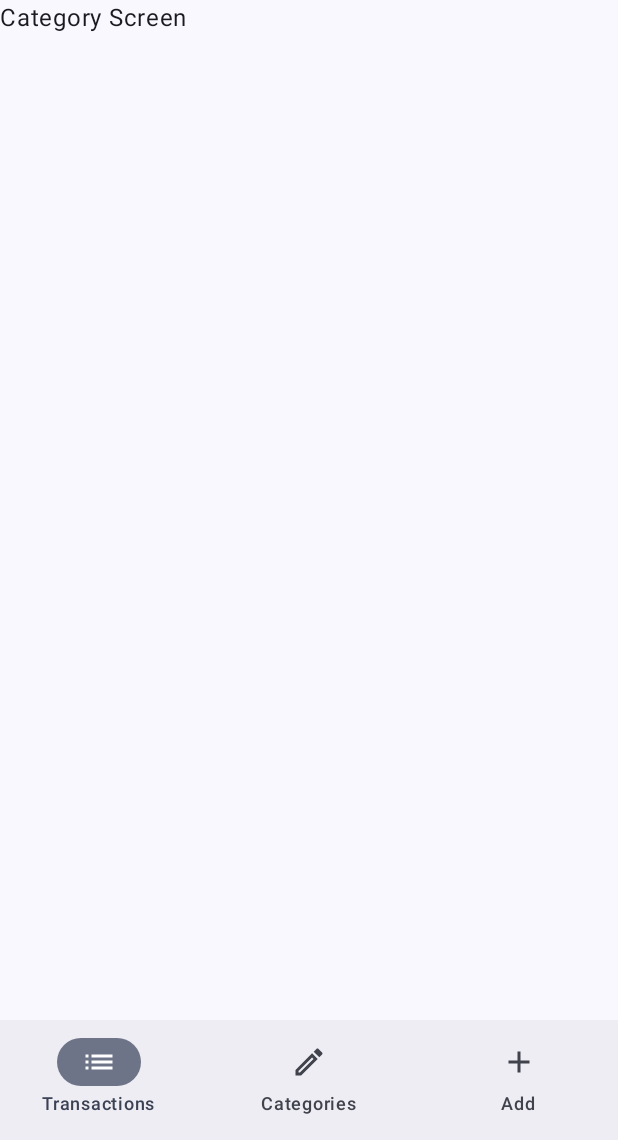
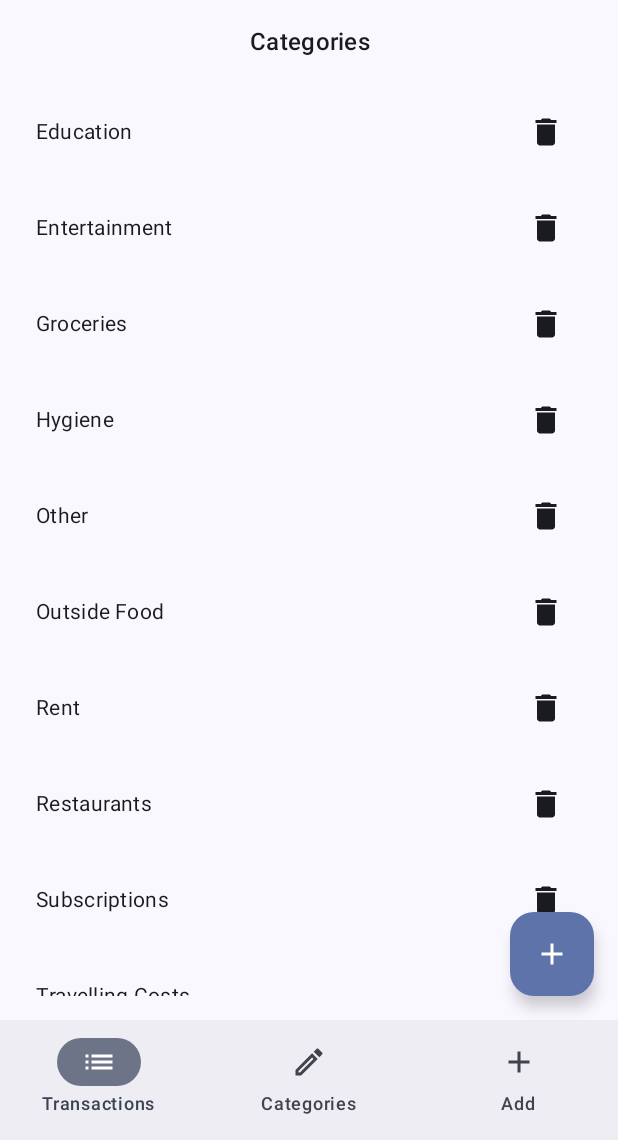
Before and after one commit to arriyam/SpendWiseAndroid, an Android app built with Jetpack Compose: the CategoryScreen screen opened through its navigation route, on a phone screen of 412 x 824 dp, the part 96-1236 px from its top. Run offline under Robolectric (Android 15) with nearby library versions, the phone set to English and light mode, and no system bars; our stand-ins replace Room's generated code.

Commit message:
Half completed the Categories Screen

```diff
--- /dev/null
+++ b/app/src/main/java/com/example/spendwise/components/CategoryItem.kt
@@ -0,0 +1,43 @@
+package com.example.spendwise.components
+
+import androidx.compose.foundation.layout.Arrangement
+import androidx.compose.foundation.layout.Row
+import androidx.compose.foundation.layout.fillMaxWidth
+import androidx.compose.foundation.layout.padding
+import androidx.compose.material.icons.Icons
+import androidx.compose.material.icons.filled.Delete
+import androidx.compose.material3.Icon
+import androidx.compose.material3.IconButton
+import androidx.compose.material3.MaterialTheme
+import androidx.compose.material3.Text
+import androidx.compose.runtime.Composable
+import androidx.compose.ui.Alignment
+import androidx.compose.ui.Modifier
+import androidx.compose.ui.unit.dp
+
+@Composable
+fun CategoryItem(
+    categoryName: String,
+    modifier: Modifier = Modifier,
+    onRemoveCategory: (String) -> Unit,
+) {
+    Row(
+        modifier = modifier
+            .fillMaxWidth()
+            .padding(8.dp),
+        verticalAlignment = Alignment.CenterVertically,
+        horizontalArrangement = Arrangement.SpaceBetween
+    ) {
+        Text(
+            text = categoryName,
+            style = MaterialTheme.typography.bodyMedium,
+            modifier = Modifier.weight(1f)
+        )
+        IconButton(onClick = { onRemoveCategory(categoryName) }) {
+            Icon(
+                imageVector = Icons.Filled.Delete,
+                contentDescription = "Delete $categoryName"
+            )
+        }
+    }
+}
--- a/app/src/main/java/com/example/spendwise/components/SpendWiseScaffold.kt
+++ b/app/src/main/java/com/example/spendwise/components/SpendWiseScaffold.kt
@@ -41,7 +41,9 @@ fun SpendWiseScaffold(
             SpendWiseNavGraph(
                 navController = navController,
                 startDestination = NavigationRoute.TransactionListScreen,
-                modifier = Modifier.padding(innerPadding)
+                modifier = Modifier
+                    .fillMaxSize()
+                    .padding(innerPadding)
             )
         }
     )
--- a/app/src/main/java/com/example/spendwise/di/AppModule.kt
+++ b/app/src/main/java/com/example/spendwise/di/AppModule.kt
@@ -27,7 +27,7 @@ val appModule = module {
     single { CategoryManager(androidApplication()) }
     single { TransactionYearManager(androidApplication()) }
     single<TransactionRepository> { TransactionRepositoryImpl(get()) }
-    viewModel { CategoryViewModel() }
+    viewModel { CategoryViewModel(get()) }
     viewModel { AddTransactionViewModel() }
     viewModel { TransactionListViewModel() }
 }
--- /dev/null
+++ b/app/src/main/java/com/example/spendwise/provider/DefaultCategoryProvider.kt
@@ -0,0 +1,19 @@
+package com.example.spendwise.provider
+
+object DefaultCategoryProvider {
+    fun getCategories(): Set<String> {
+        return setOf(
+            "Rent",
+            "Utilities",
+            "Groceries",
+            "Restaurants",
+            "Outside Food",
+            "Entertainment",
+            "Subscriptions",
+            "Travelling Costs",
+            "Education",
+            "Hygiene",
+            "Other"
+        )
+    }
+}
--- a/app/src/main/java/com/example/spendwise/view/CategoryScreen.kt
+++ b/app/src/main/java/com/example/spendwise/view/CategoryScreen.kt
@@ -1,8 +1,28 @@
 package com.example.spendwise.view
 
+import android.annotation.SuppressLint
+import androidx.compose.foundation.layout.Arrangement
+import androidx.compose.foundation.layout.Column
+import androidx.compose.foundation.layout.Spacer
+import androidx.compose.foundation.layout.fillMaxSize
+import androidx.compose.foundation.layout.height
+import androidx.compose.foundation.layout.padding
+import androidx.compose.foundation.lazy.LazyColumn
+import androidx.compose.foundation.lazy.items
+import androidx.compose.material.icons.Icons
+import androidx.compose.material.icons.filled.Add
+import androidx.compose.material3.CircularProgressIndicator
+import androidx.compose.material3.FloatingActionButton
+import androidx.compose.material3.Icon
+import androidx.compose.material3.MaterialTheme
+import androidx.compose.material3.Scaffold
 import androidx.compose.material3.Text
 import androidx.compose.runtime.Composable
+import androidx.compose.ui.Alignment
 import androidx.compose.ui.Modifier
+import androidx.compose.ui.text.style.TextAlign
+import androidx.compose.ui.unit.dp
+import com.example.spendwise.components.CategoryItem
 import com.example.spendwise.viewmodel.CategoryViewModel
 import org.koin.androidx.compose.koinViewModel
 
@@ -14,13 +34,65 @@ sealed interface CategoryState{
 
 @Composable
 fun CategoryScreen(modifier: Modifier = Modifier) {
-    val viewModel = koinViewModel<CategoryViewModel>()
+    val viewModel: CategoryViewModel = koinViewModel()
     val state = viewModel.categoryState.value
-    CategoryScreenContent(modifier = modifier, state = state)
+
+    CategoryScreenContent(
+        modifier = modifier,
+        state = state,
+        onAddCategory = { viewModel.addCategory(it) },
+        onRemoveCategory = { viewModel.removeCategory(it) }
+    )
 }
 
-
+@SuppressLint("UnusedMaterial3ScaffoldPaddingParameter")
 @Composable
-fun CategoryScreenContent(modifier: Modifier = Modifier, state: CategoryState) {
-    Text(text = "Category Screen", modifier = modifier)
+fun CategoryScreenContent(
+    modifier: Modifier = Modifier,
+    state: CategoryState,
+    onAddCategory: (String) -> Unit,
+    onRemoveCategory: (String) -> Unit
+) {
+    Scaffold(
+        modifier = modifier,
+        floatingActionButton = {
+            FloatingActionButton(onClick = { /* Handle Add Category */ }) {
+                Icon(imageVector = Icons.Filled.Add, contentDescription = "Add")
+            }
+        },
+        content = {
+            Column(
+                modifier = modifier
+                    .fillMaxSize()
+                    .padding(16.dp),
+                verticalArrangement = Arrangement.Top,
+                horizontalAlignment = Alignment.CenterHorizontally
+            ) {
+                Text(
+                    text = "Categories",
+                    style = MaterialTheme.typography.titleMedium,
+                    textAlign = TextAlign.Center
+                )
+                Spacer(modifier = Modifier.height(16.dp))
+                when (state) {
+                    is CategoryState.Loading -> {
+                        CircularProgressIndicator()
+                    }
+                    is CategoryState.Success -> {
+                        LazyColumn {
+                            items(state.summary.split(",")) { category ->
+                                CategoryItem(
+                                    categoryName = category,
+                                    onRemoveCategory = onRemoveCategory
+                                )
+                            }
+                        }
+                    }
+                    is CategoryState.Error -> {
+                        Text(text = "Error: ${state.message}")
+                    }
+                }
+            }
+        }
+    )
 }
--- a/app/src/main/java/com/example/spendwise/viewmodel/CategoryViewModel.kt
+++ b/app/src/main/java/com/example/spendwise/viewmodel/CategoryViewModel.kt
@@ -4,17 +4,34 @@ import androidx.compose.runtime.MutableState
 import androidx.compose.runtime.mutableStateOf
 import androidx.lifecycle.ViewModel
 import androidx.lifecycle.viewModelScope
+import com.example.spendwise.local.CategoryManager
 import com.example.spendwise.view.CategoryState
 import kotlinx.coroutines.launch
 
-class CategoryViewModel: ViewModel() {
-
+class CategoryViewModel(
+    private val categoryManager: CategoryManager
+): ViewModel() {
     private val _categoryState = mutableStateOf<CategoryState>(CategoryState.Loading)
     val categoryState: MutableState<CategoryState> = _categoryState
 
     init {
+        loadCategories()
+    }
+
+    private fun loadCategories() {
         viewModelScope.launch {
-            _categoryState.value = CategoryState.Success("India")
+            val categories = categoryManager.getCategories()
+            _categoryState.value = CategoryState.Success(categories.joinToString(","))
         }
     }
+
+    fun addCategory(category: String) {
+        categoryManager.addCategory(category)
+        loadCategories()
+    }
+
+    fun removeCategory(category: String) {
+        categoryManager.removeCategory(category)
+        loadCategories()
+    }
 }
```
Also changed, not shown: app/src/main/java/com/example/spendwise/local/CategoryManager.kt (+6 -20 lines).
